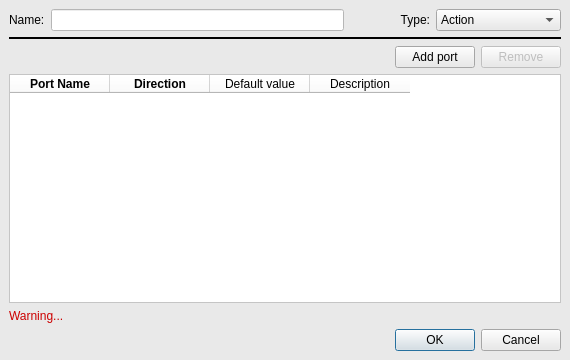
First picture: the form in bt_editor/custom_node_dialog.ui, repository Affonso-Gui/Groot, before the edit.
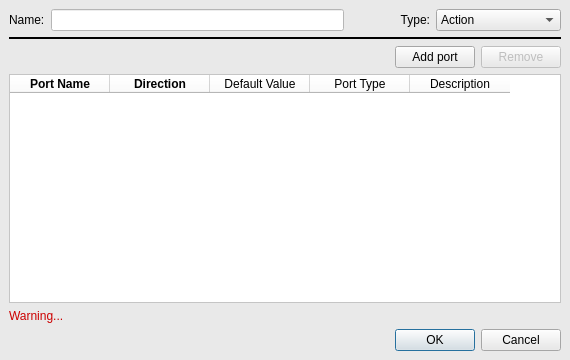
Second picture: the form after the edit.

Commit message: (roseus_bt) Add port types in custom node dialog

```diff
--- a/bt_editor/custom_node_dialog.ui
+++ b/bt_editor/custom_node_dialog.ui
@@ -175,7 +175,7 @@
       <enum>QAbstractItemView::SelectRows</enum>
      </property>
      <property name="columnCount">
-      <number>4</number>
+      <number>5</number>
      </property>
      <attribute name="horizontalHeaderMinimumSectionSize">
       <number>100</number>
@@ -210,7 +210,12 @@
      </column>
      <column>
       <property name="text">
-       <string>Default value</string>
+       <string>Default Value</string>
+      </property>
+     </column>
+     <column>
+      <property name="text">
+       <string>Port Type</string>
       </property>
      </column>
      <column>
```
The commit also changes 1 other file.
